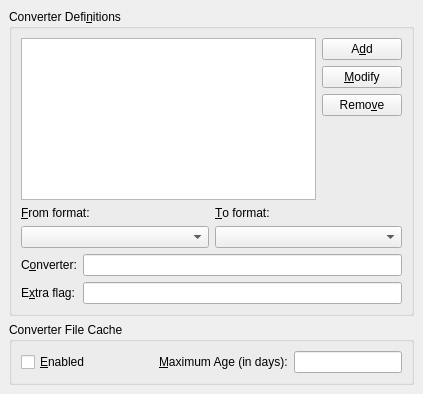
cburschka/lyx, file src/frontends/qt4/ui/PrefConvertersUi.ui: the form before one commit.
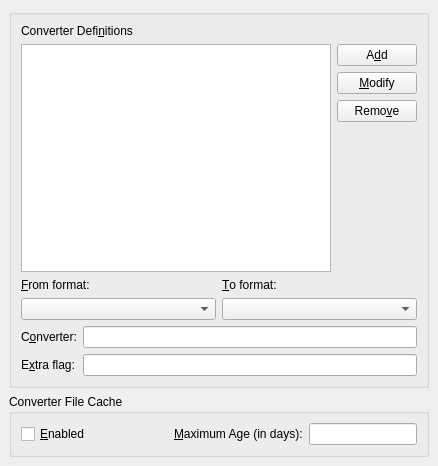
The form after the commit.

Commit message: Bug 3477: Fix problem with shortcuts in Converters subdialog.

```diff
--- a/src/frontends/qt4/ui/PrefConvertersUi.ui
+++ b/src/frontends/qt4/ui/PrefConvertersUi.ui
@@ -5,8 +5,8 @@
    <rect>
     <x>0</x>
     <y>0</y>
-    <width>423</width>
-    <height>394</height>
+    <width>438</width>
+    <height>466</height>
    </rect>
   </property>
   <property name="windowTitle" >
@@ -22,7 +22,7 @@
    <item row="0" column="0" >
     <widget class="QGroupBox" name="converterDefGB" >
      <property name="title" >
-      <string>Converter Defi&amp;nitions</string>
+      <string/>
      </property>
      <layout class="QGridLayout" >
       <property name="margin" >
@@ -31,7 +31,19 @@
       <property name="spacing" >
        <number>6</number>
       </property>
-      <item row="2" column="0" colspan="2" >
+      <item row="1" column="0" >
+       <widget class="QListWidget" name="convertersLW" >
+        <property name="sizePolicy" >
+         <sizepolicy>
+          <hsizetype>7</hsizetype>
+          <vsizetype>7</vsizetype>
+          <horstretch>0</horstretch>
+          <verstretch>0</verstretch>
+         </sizepolicy>
+        </property>
+       </widget>
+      </item>
+      <item row="3" column="0" colspan="2" >
        <layout class="QGridLayout" >
         <property name="margin" >
          <number>0</number>
@@ -87,7 +99,7 @@
         </item>
        </layout>
       </item>
-      <item row="1" column="0" colspan="2" >
+      <item row="2" column="0" colspan="2" >
        <layout class="QHBoxLayout" >
         <property name="margin" >
          <number>0</number>
@@ -161,7 +173,7 @@
         </item>
        </layout>
       </item>
-      <item row="0" column="1" >
+      <item row="1" column="1" >
        <layout class="QVBoxLayout" >
         <property name="margin" >
          <number>0</number>
@@ -213,16 +225,22 @@
         </item>
        </layout>
       </item>
-      <item row="0" column="0" >
-       <widget class="QListWidget" name="convertersLW" >
+      <item row="0" column="0" colspan="2" >
+       <widget class="QLabel" name="label" >
         <property name="sizePolicy" >
          <sizepolicy>
-          <hsizetype>7</hsizetype>
-          <vsizetype>7</vsizetype>
+          <hsizetype>1</hsizetype>
+          <vsizetype>5</vsizetype>
           <horstretch>0</horstretch>
           <verstretch>0</verstretch>
          </sizepolicy>
         </property>
+        <property name="text" >
+         <string>Converter Defi&amp;nitions</string>
+        </property>
+        <property name="buddy" >
+         <cstring>convertersLW</cstring>
+        </property>
        </widget>
       </item>
      </layout>
```
